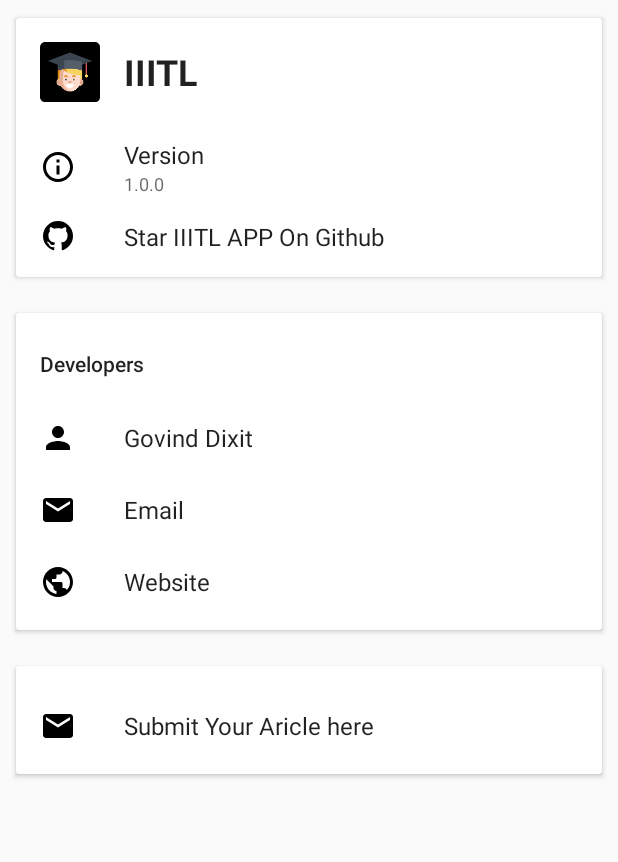
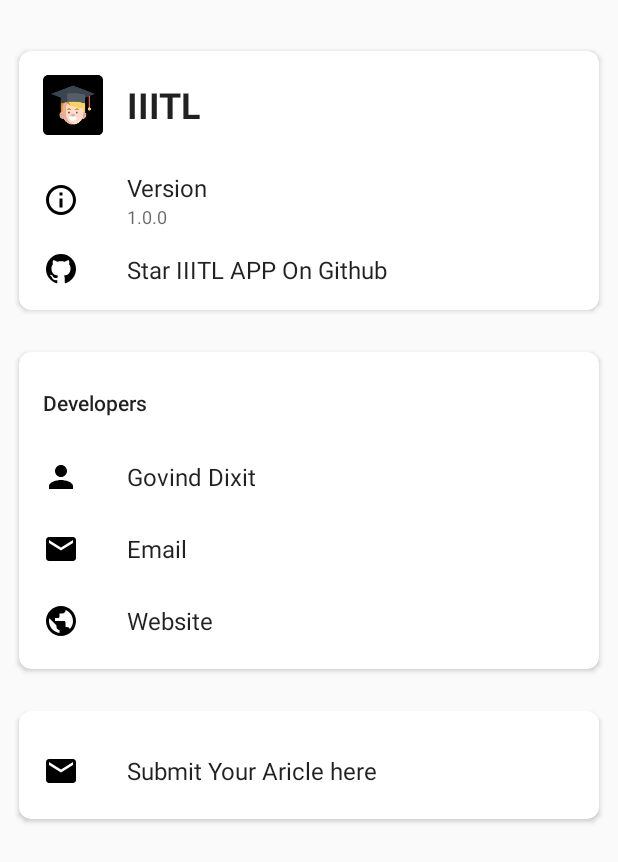
Before and after one commit to GOVINDDIXIT/IIITL-Student-APP, an Android app: the AboutPage screen opened directly, with no data from a screen before it, after a tap on "Star IIITL APP On Github", on a phone screen of 412 x 824 dp. Shown: the top 862 px of the screen. Run offline under Robolectric (Android 15) with nearby library versions, the phone set to English and light mode, and no system bars.

Commit message:
Improve About Us

```diff
--- a/app/src/main/java/govind/iiitl/app/AboutPage.java
+++ b/app/src/main/java/govind/iiitl/app/AboutPage.java
@@ -4,6 +4,7 @@ import android.content.ActivityNotFoundException;
 import android.content.Intent;
 import android.net.Uri;
 import android.os.Bundle;
+import android.support.customtabs.CustomTabsIntent;
 import android.support.v7.app.AppCompatActivity;
 import android.view.View;
 import android.widget.LinearLayout;
@@ -28,11 +29,11 @@ public class AboutPage extends AppCompatActivity implements View.OnClickListener
         email = findViewById(R.id.write_an_email);
         sendArticle=findViewById(R.id.Submit_article);
         website=findViewById(R.id.website);
-        fork.setOnClickListener((View.OnClickListener) this::onClick);
-        GovindGithub.setOnClickListener((View.OnClickListener) this::onClick);
-        email.setOnClickListener((View.OnClickListener) this::onClick);
-        sendArticle.setOnClickListener((View.OnClickListener) this::onClick);
-        website.setOnClickListener((View.OnClickListener)this::onClick);
+        fork.setOnClickListener(this);
+        GovindGithub.setOnClickListener(this);
+        email.setOnClickListener(this);
+        sendArticle.setOnClickListener(this);
+        website.setOnClickListener(this);
         }
 
 
@@ -41,10 +42,10 @@ public class AboutPage extends AppCompatActivity implements View.OnClickListener
         int id = view.getId();
         switch (id) {
             case R.id.Star_on_github:
-                openWebPage(getResources().getString(R.string.Star_on_github));
+                cromeCustomTabs(getResources().getString(R.string.Star_on_github));
                 break;
             case R.id.Govind_about:
-                openWebPage(getResources().getString(R.string.Govind_github_link));
+                cromeCustomTabs(getResources().getString(R.string.Govind_github_link));
                 break;
             case R.id.write_an_email:
                 sendMail();
@@ -53,7 +54,7 @@ public class AboutPage extends AppCompatActivity implements View.OnClickListener
                 sendArticle();
                 break;
             case R.id.website:
-                 openWebPage(getResources().getString(R.string.Website));
+                 cromeCustomTabs(getResources().getString(R.string.Website));
                  break;
             default:
                 break;
@@ -86,9 +87,9 @@ public class AboutPage extends AppCompatActivity implements View.OnClickListener
         }
     }
 
-    public void openWebPage(String url) {
-        Toast.makeText(AboutPage.this, "Wait a while....", Toast.LENGTH_SHORT).show();
-        Intent implicit = new Intent(Intent.ACTION_VIEW, Uri.parse(url));
-        startActivity(implicit);
+    private void cromeCustomTabs(String url){
+        CustomTabsIntent.Builder builder = new CustomTabsIntent.Builder();
+        CustomTabsIntent intent = builder.build();
+        intent.launchUrl(this,Uri.parse(url));
     }
 }
--- a/app/src/main/res/layout/activity_about_page.xml
+++ b/app/src/main/res/layout/activity_about_page.xml
@@ -3,14 +3,17 @@
     xmlns:app="http://schemas.android.com/apk/res-auto"
     xmlns:tools="http://schemas.android.com/tools"
     android:layout_width="match_parent"
+    android:layout_marginTop="20dp"
     android:layout_height="match_parent"
     android:orientation="vertical"
     >
 
-    <android.support.v7.widget.CardView xmlns:tools="http://schemas.android.com/tools"
+    <android.support.v7.widget.CardView
+        xmlns:tools="http://schemas.android.com/tools"
         android:layout_width="match_parent"
         android:layout_height="wrap_content"
         android:layout_margin="8dp"
+        app:cardCornerRadius="8dp"
         app:cardUseCompatPadding="true">
 
         <LinearLayout
@@ -127,6 +130,7 @@
         android:layout_height="wrap_content"
         android:layout_gravity="center"
         android:layout_margin="8dp"
+        app:cardCornerRadius="8dp"
         app:cardUseCompatPadding="true">
 
         <LinearLayout
@@ -258,6 +262,7 @@
         android:layout_height="wrap_content"
         android:layout_gravity="center"
         android:layout_margin="8dp"
+        app:cardCornerRadius="8dp"
         app:cardUseCompatPadding="true">
 
         <LinearLayout
```
